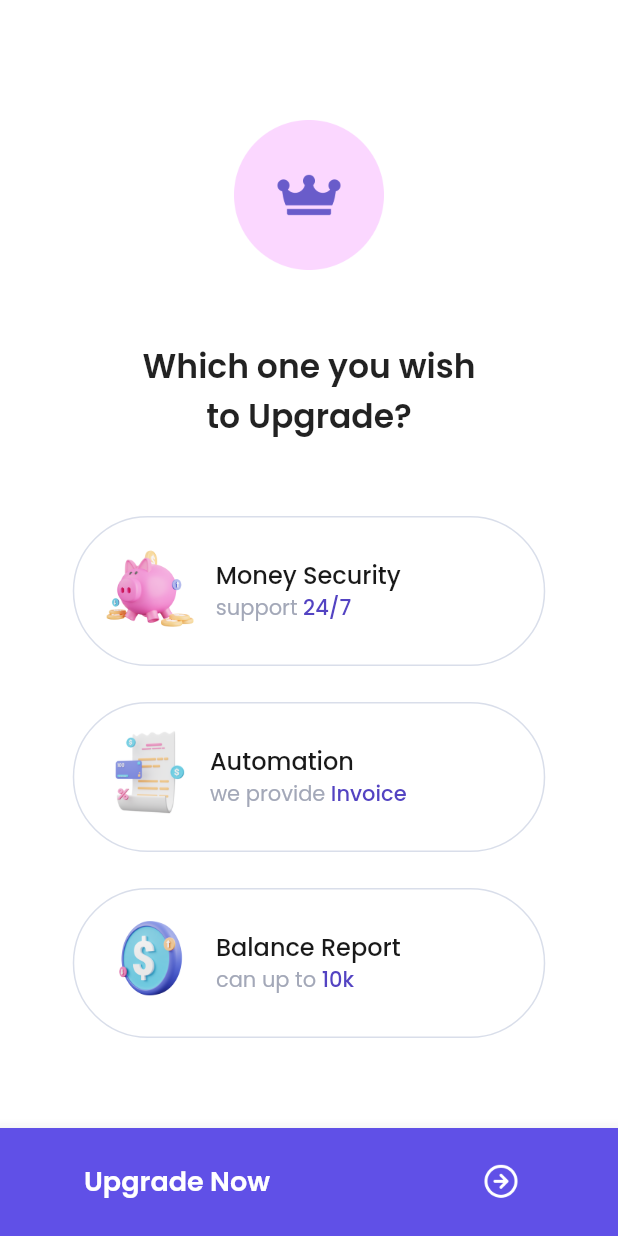
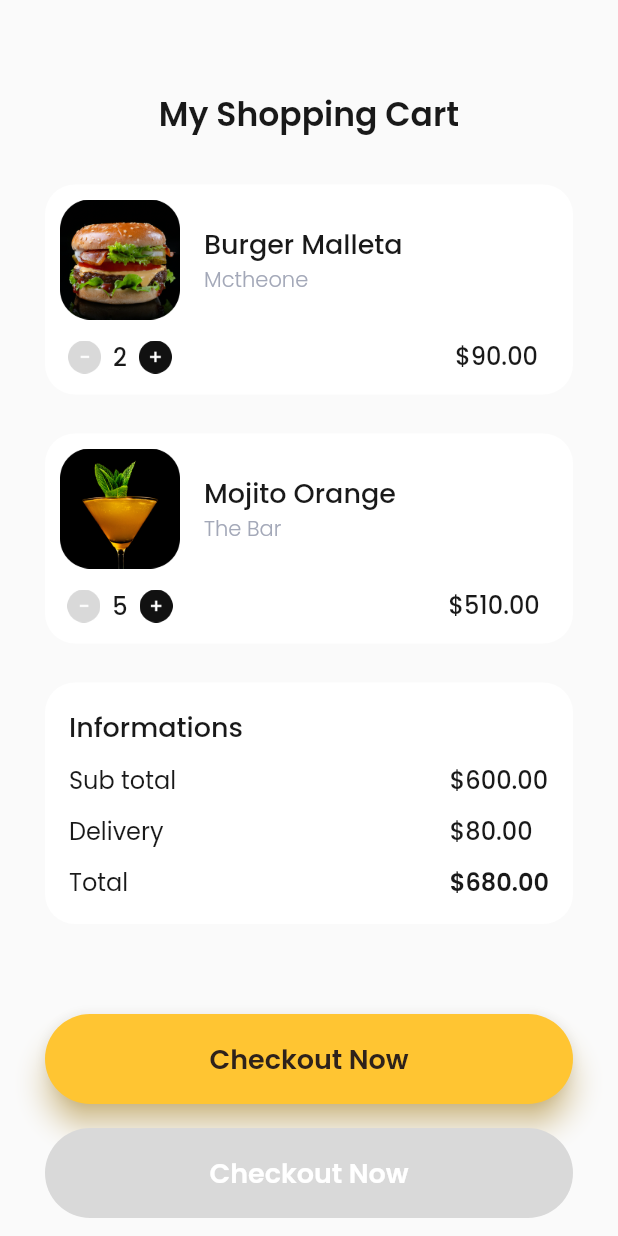
Before and after one commit to irmanyazid/sevendays, a Flutter app: the screen it shows after launch, on a phone screen of 412 x 824 dp. Run offline on Flutter 3.47's test engine with Material 2 defaults, Android fonts, the phone set to English and light mode, and no system bars; our stand-ins replace google_fonts.

Commit message:
update main and add first_random page and slicing figma

```diff
--- a/lib/main.dart
+++ b/lib/main.dart
@@ -1,4 +1,4 @@
-import 'package:day1_splash_screen/pages/first_pricing.dart';
+import 'package:day1_splash_screen/pages/first_random.dart';
 import 'package:flutter/material.dart';
 
 void main() => runApp(const SevenDays());
@@ -10,7 +10,7 @@ class SevenDays extends StatelessWidget {
   Widget build(BuildContext context) {
     return const MaterialApp(
       debugShowCheckedModeBanner: false,
-      home: FirstPricing(),
+      home: FirstRandom(),
     );
   }
 }
--- /dev/null
+++ b/lib/pages/first_random.dart
@@ -0,0 +1,193 @@
+import 'package:day1_splash_screen/widgets/cart_list.dart';
+import 'package:flutter/material.dart';
+import 'package:google_fonts/google_fonts.dart';
+
+class FirstRandom extends StatelessWidget {
+  const FirstRandom({super.key});
+
+  @override
+  Widget build(BuildContext context) {
+    return Scaffold(
+      backgroundColor: const Color(0xffFAFAFA),
+      body: SingleChildScrollView(
+        child: Padding(
+          padding: const EdgeInsets.only(
+            top: 60,
+            left: 30,
+            right: 30,
+          ),
+          child: Column(
+            children: [
+              Center(
+                child: Text(
+                  'My Shopping Cart',
+                  style: GoogleFonts.poppins(
+                    color: const Color(0xff191919),
+                    fontSize: 22,
+                    fontWeight: FontWeight.w600,
+                  ),
+                ),
+              ),
+              const SizedBox(height: 30),
+              const CartList(
+                imageUrl: 'assets/burger.png',
+                amount: '2',
+                food: 'Burger Malleta',
+                place: 'Mctheone',
+                pricing: '\$90.00',
+              ),
+              const SizedBox(height: 26),
+              const CartList(
+                imageUrl: 'assets/flower.png',
+                amount: '5',
+                food: 'Mojito Orange',
+                place: 'The Bar',
+                pricing: '\$510.00',
+              ),
+              const SizedBox(height: 26),
+              Container(
+                width: double.infinity,
+                height: 161,
+                decoration: BoxDecoration(
+                  color: const Color(0xffFFFFFF),
+                  borderRadius: BorderRadius.circular(20),
+                ),
+                child: Padding(
+                  padding: const EdgeInsets.only(
+                    top: 16,
+                    left: 16,
+                    right: 16,
+                    bottom: 16,
+                  ),
+                  child: Column(
+                    crossAxisAlignment: CrossAxisAlignment.start,
+                    children: [
+                      Text(
+                        'Informations',
+                        style: GoogleFonts.poppins(
+                          color: const Color(0xff191919),
+                          fontSize: 18,
+                          fontWeight: FontWeight.w500,
+                        ),
+                      ),
+                      const SizedBox(height: 10),
+                      Row(
+                        mainAxisAlignment: MainAxisAlignment.spaceBetween,
+                        children: [
+                          Column(
+                            crossAxisAlignment: CrossAxisAlignment.start,
+                            children: [
+                              Text(
+                                'Sub total',
+                                style: GoogleFonts.poppins(
+                                  color: const Color(0xff191919),
+                                  fontSize: 16,
+                                ),
+                              ),
+                              const SizedBox(height: 10),
+                              Text(
+                                'Delivery',
+                                style: GoogleFonts.poppins(
+                                  color: const Color(0xff191919),
+                                  fontSize: 16,
+                                ),
+                              ),
+                              const SizedBox(height: 10),
+                              Text(
+                                'Total',
+                                style: GoogleFonts.poppins(
+                                  color: const Color(0xff191919),
+                                  fontSize: 16,
+                                ),
+                              ),
+                            ],
+                          ),
+                          Column(
+                            crossAxisAlignment: CrossAxisAlignment.start,
+                            children: [
+                              Text(
+                                '\$600.00',
+                                style: GoogleFonts.poppins(
+                                  color: const Color(0xff191919),
+                                  fontSize: 16,
+                                  fontWeight: FontWeight.w500,
+                                ),
+                              ),
+                              const SizedBox(height: 10),
+                              Text(
+                                '\$80.00',
+                                style: GoogleFonts.poppins(
+                                  color: const Color(0xff191919),
+                                  fontSize: 16,
+                                  fontWeight: FontWeight.w500,
+                                ),
+                              ),
+                              const SizedBox(height: 10),
+                              Text(
+                                '\$680.00',
+                                style: GoogleFonts.poppins(
+                                  color: const Color(0xff191919),
+                                  fontSize: 16,
+                                  fontWeight: FontWeight.w600,
+                                ),
+                              ),
+                            ],
+                          ),
+                        ],
+                      ),
+                    ],
+                  ),
+                ),
+              ),
+              const SizedBox(height: 60),
+              Container(
+                width: double.infinity,
+                height: 60,
+                margin: const EdgeInsets.only(bottom: 16),
+                child: TextButton(
+                  style: TextButton.styleFrom(
+                    shadowColor: const Color(0xffFFC532),
+                    elevation: 8,
+                    backgroundColor: const Color(0xffFFC532),
+                    shape: RoundedRectangleBorder(
+                      borderRadius: BorderRadius.circular(53),
+                    ),
+                  ),
+                  onPressed: () {},
+                  child: Text(
+                    'Checkout Now',
+                    style: GoogleFonts.poppins(
+                        color: const Color(0xff2E221B),
+                        fontSize: 18,
+                        fontWeight: FontWeight.w600),
+                  ),
+                ),
+              ),
+              Container(
+                width: double.infinity,
+                height: 60,
+                margin: const EdgeInsets.only(bottom: 24),
+                child: TextButton(
+                  style: TextButton.styleFrom(
+                    backgroundColor: const Color(0xffD9D9D9),
+                    shape: RoundedRectangleBorder(
+                      borderRadius: BorderRadius.circular(53),
+                    ),
+                  ),
+                  onPressed: () {},
+                  child: Text(
+                    'Checkout Now',
+                    style: GoogleFonts.poppins(
+                        color: const Color(0xffFFFFFF),
+                        fontSize: 18,
+                        fontWeight: FontWeight.w600),
+                  ),
+                ),
+              ),
+            ],
+          ),
+        ),
+      ),
+    );
+  }
+}
--- /dev/null
+++ b/lib/widgets/cart_list.dart
@@ -0,0 +1,113 @@
+import 'package:flutter/material.dart';
+import 'package:google_fonts/google_fonts.dart';
+
+class CartList extends StatelessWidget {
+  final String imageUrl;
+  final String amount;
+  final String food;
+  final String place;
+  final String pricing;
+
+  const CartList({
+    super.key,
+    required this.imageUrl,
+    required this.amount,
+    required this.food,
+    required this.place,
+    required this.pricing,
+  });
+
+  @override
+  Widget build(BuildContext context) {
+    return Container(
+      width: double.infinity,
+      height: 140,
+      decoration: BoxDecoration(
+        color: const Color(0xffFFFFFF),
+        borderRadius: BorderRadius.circular(20),
+      ),
+      child: Row(
+        children: [
+          Padding(
+            padding: const EdgeInsets.only(
+              top: 10,
+              left: 10,
+            ),
+            child: Column(
+              children: [
+                Image.asset(
+                  imageUrl,
+                  width: 80,
+                ),
+                const SizedBox(height: 13),
+                Row(
+                  children: [
+                    Image.asset(
+                      'assets/min_icon.png',
+                      width: 22,
+                    ),
+                    const SizedBox(width: 8),
+                    Text(
+                      amount,
+                      style: GoogleFonts.poppins(
+                        color: const Color(0xff191919),
+                        fontSize: 16,
+                        fontWeight: FontWeight.w500,
+                      ),
+                    ),
+                    const SizedBox(width: 8),
+                    Image.asset(
+                      'assets/plus_icon.png',
+                      width: 22,
+                    ),
+                  ],
+                ),
+              ],
+            ),
+          ),
+          Padding(
+            padding: const EdgeInsets.only(
+              top: 26,
+              left: 16,
+            ),
+            child: Column(
+              crossAxisAlignment: CrossAxisAlignment.start,
+              children: [
+                Text(
+                  food,
+                  style: GoogleFonts.poppins(
+                    color: const Color(0xff191919),
+                    fontSize: 18,
+                    fontWeight: FontWeight.w500,
+                  ),
+                ),
+                Text(
+                  place,
+                  style: GoogleFonts.poppins(
+                    color: const Color(0xffA3A8B8),
+                    fontWeight: FontWeight.w300,
+                  ),
+                ),
+              ],
+            ),
+          ),
+          Padding(
+            padding: const EdgeInsets.only(
+              top: 102,
+              left: 35,
+              bottom: 14,
+            ),
+            child: Text(
+              pricing,
+              style: GoogleFonts.poppins(
+                color: const Color(0xff191919),
+                fontSize: 16,
+                fontWeight: FontWeight.w500,
+              ),
+            ),
+          ),
+        ],
+      ),
+    );
+  }
+}
```
